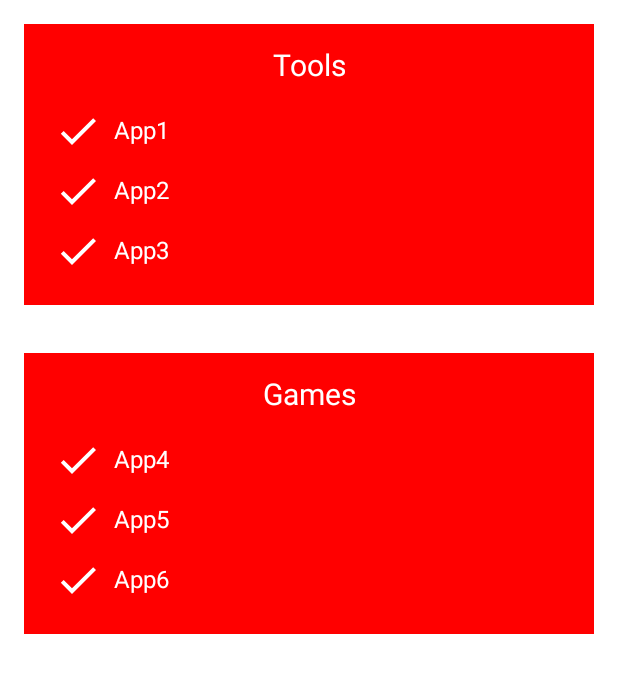
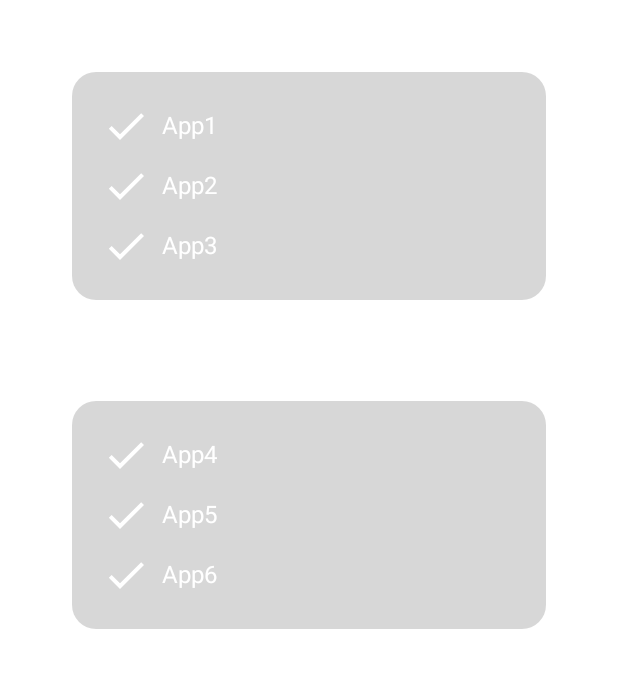
Before and after one commit to bengisusaahin/BetrBetaTools, an Android app built with Jetpack Compose: the @Preview function AppScreen, on a phone screen of 412 x 824 dp. Shown: the top 673 px of the screen. Run offline under Robolectric (Android 15) with nearby library versions, the phone set to English and light mode, and no system bars.

Commit message:
Set the background, group names, and the corner of the groups.

```diff
--- a/app/src/main/java/com/example/betrbeta/MainActivity.kt
+++ b/app/src/main/java/com/example/betrbeta/MainActivity.kt
@@ -4,6 +4,7 @@ import androidx.activity.compose.setContent
 import androidx.compose.foundation.background
 import androidx.compose.foundation.layout.*
 import androidx.compose.foundation.lazy.LazyColumn
+import androidx.compose.foundation.shape.RoundedCornerShape
 import androidx.compose.foundation.text.BasicTextField
 import androidx.compose.foundation.text.KeyboardActions
 import androidx.compose.foundation.text.KeyboardActions.Companion.Default
@@ -33,19 +34,11 @@ fun GroupedApps(apps: List<App>, groupName: String) {
         modifier = Modifier
             .padding(16.dp)
             .fillMaxWidth()
-            .background(Color.Red)
+            .background(Color(0,0,0,40), RoundedCornerShape(16.dp))
             .padding(16.dp),
         verticalArrangement = Arrangement.Center,
         horizontalAlignment = Alignment.CenterHorizontally
     ) {
-        Text(
-            text = groupName,
-            fontSize = 20.sp,
-            color = Color.White,
-            modifier = Modifier.padding(bottom = 8.dp)
-        )
-        Spacer(modifier = Modifier.height(4.dp))
-
         LazyColumn {
             items(apps.size) { index ->
                 val app = apps[index]
@@ -77,11 +70,40 @@ fun GroupedApps(apps: List<App>, groupName: String) {
 
 @Composable
 fun GroupedAppsList(appsGroup1: List<App>, appsGroup2: List<App>) {
-    Column {
-        GroupedApps(apps = appsGroup1, groupName = "Tools")
-        GroupedApps(apps = appsGroup2, groupName = "Games")
+    Column(modifier = Modifier
+        .padding(16.dp)
+        .fillMaxWidth()
+        .padding(16.dp),
+        verticalArrangement = Arrangement.Center,
+        horizontalAlignment = Alignment.CenterHorizontally) {
+        Column(
+            modifier = Modifier.fillMaxWidth(),
+            horizontalAlignment = Alignment.CenterHorizontally
+        ) {
+            GroupedApps(apps = appsGroup1, groupName = "Tools")
+            Text(
+                text = "Tools", // Add label text here
+                fontSize = 20.sp,
+                color = Color.White, // Customize the color
+                modifier = Modifier.padding(16.dp, 8.dp, 16.dp, 4.dp)
+            )
+        }
+
+        Column(
+            modifier = Modifier.fillMaxWidth(),
+            horizontalAlignment = Alignment.CenterHorizontally
+        ) {
+            GroupedApps(apps = appsGroup2, groupName = "Games")
+            Text(
+                text = "Games", // Add label text here
+                fontSize = 20.sp,
+                color = Color.White, // Customize the color
+                modifier = Modifier.padding(16.dp, 8.dp, 16.dp, 4.dp)
+            )
+        }
     }
 }
+
 @Preview
 @Composable
 fun AppScreen() {
```
